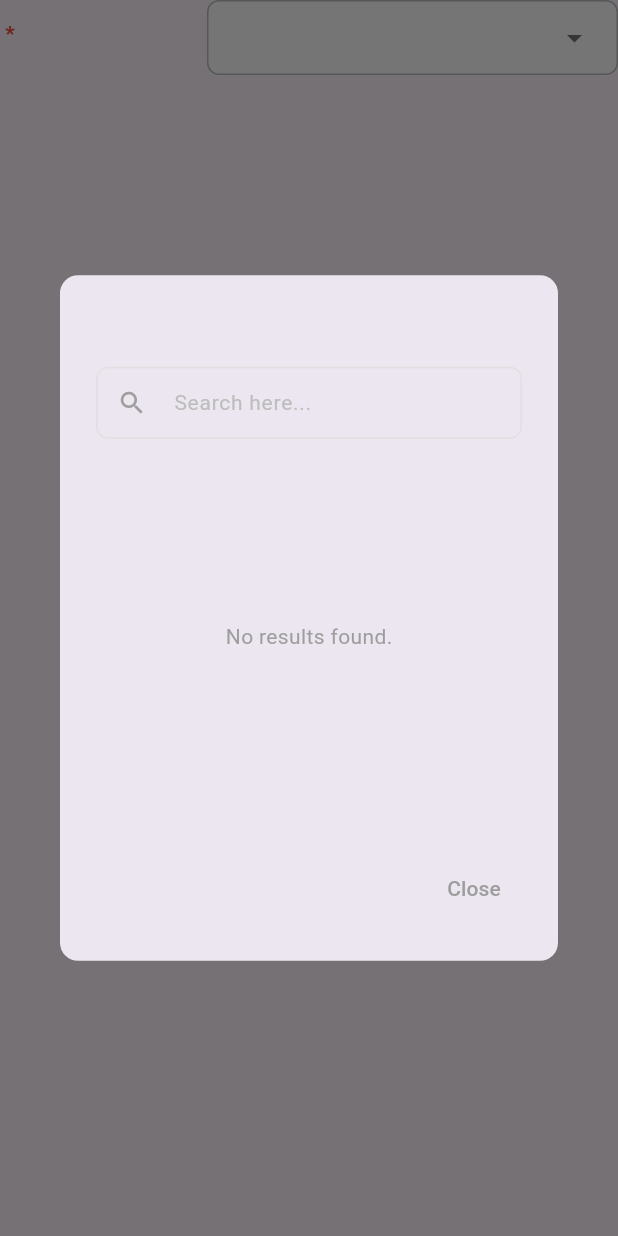
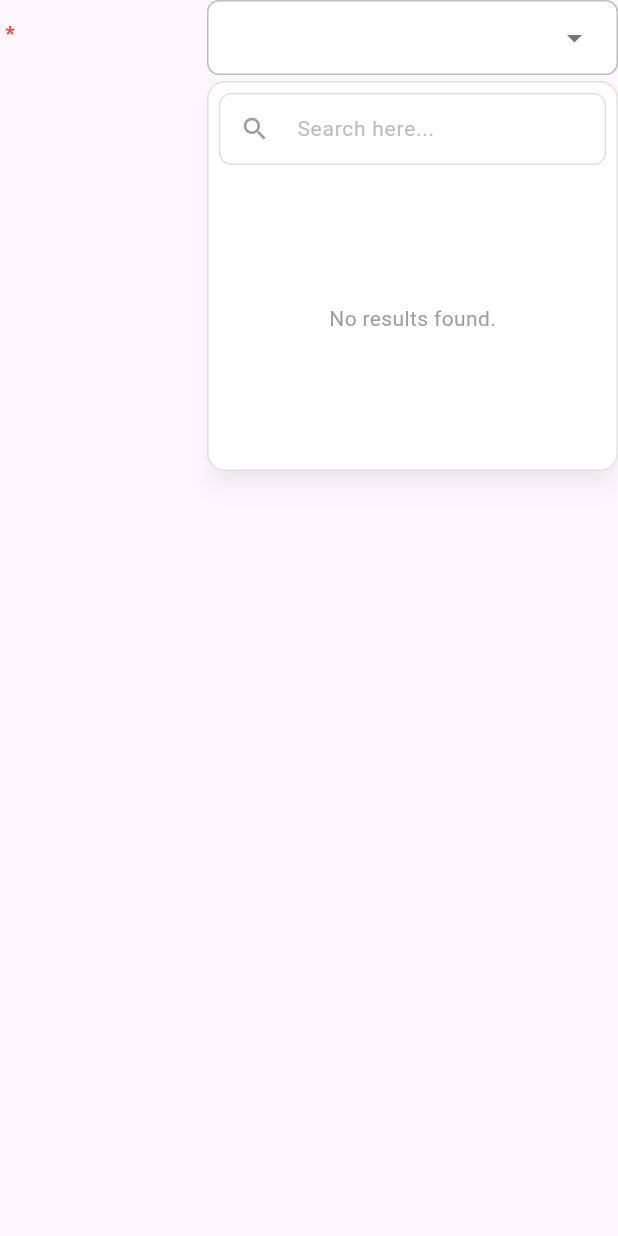
Before and after one commit to Kixx-10/MMAC_Frontend, a Flutter app: the CustomDropdownField widget shown alone on an empty page, opened directly with empty values, after a tap on the "arrow drop down" icon, on a phone screen of 412 x 824 dp. Run offline on Flutter 3.47's test engine with Material 3 defaults, Android fonts, the phone set to English and light mode, and no system bars; our stand-ins replace dio, flutter_riverpod, open_filex, pdf, qr_flutter, share_plus and 1 more; missing offline and left inert: pdfx, universal_html; accounts and stored records are empty; network calls fail.

Commit message:
PM requirements

```diff
--- a/lib/ui/views/pages/new_application/trip_form_layout.dart
+++ b/lib/ui/views/pages/new_application/trip_form_layout.dart
@@ -499,7 +499,7 @@ class _TripFormLayoutState extends ConsumerState<TripFormLayout>
                   value: widget.values['arrivalDate'],
                   firstDate: DateTime.now(),
                   readOnly: widget.isUpdateMode,
-                  lastDate: DateTime.now().add(const Duration(days: 3)),
+                  lastDate: DateTime.now().add(const Duration(days: 2)),
                   errorText:
                       _showDateErrors && widget.values['arrivalDate'] == null
                       ? 'Arrival Date is required'
--- a/lib/ui/views/widgets/custom_dropdown_field.dart
+++ b/lib/ui/views/widgets/custom_dropdown_field.dart
@@ -38,6 +38,10 @@ class _CustomDropdownFieldState extends State<CustomDropdownField> {
   final GlobalKey<FormFieldState<String>> _fieldKey =
       GlobalKey<FormFieldState<String>>();
 
+  // 🎯 THE LINK: Connects the dropdown box visually to the input box frame
+  final LayerLink _layerLink = LayerLink();
+  OverlayEntry? _overlayEntry;
+
   @override
   void didUpdateWidget(covariant CustomDropdownField oldWidget) {
     super.didUpdateWidget(oldWidget);
@@ -50,24 +54,74 @@ class _CustomDropdownFieldState extends State<CustomDropdownField> {
     }
   }
 
-  void _showSearchDialog(BuildContext context, FormFieldState<String> state) {
-    showDialog(
-      context: context,
-      builder: (context) {
-        return SearchPickerDialog(
-          title: widget.hint,
+  // 🎯 Toggles opening and closing the sticky dropdown overlay
+  void _toggleOverlay(FormFieldState<String> state, double width) {
+    if (_overlayEntry == null) {
+      _overlayEntry = _createOverlayEntry(state, width);
+      Overlay.of(context).insert(_overlayEntry!);
+    } else {
+      _closeOverlay();
+    }
+  }
+
+  void _closeOverlay() {
+    _overlayEntry?.remove();
+    _overlayEntry = null;
+  }
+
+  OverlayEntry _createOverlayEntry(FormFieldState<String> state, double width) {
+    return OverlayEntry(
+      builder: (context) => Stack(
+        children: [
+          // 🎯 Dismisses the dropdown panel instantly if user clicks outside of it
+          Positioned.fill(
+            child: GestureDetector(
+              behavior: HitTestBehavior.translucent,
+              onTap: _closeOverlay,
+            ),
+          ),
+          Positioned(
+            width: width, // Inherits the exact field width
+            child: CompositedTransformFollower(
+              link: _layerLink,
+              showWhenUnlinked: false,
+              targetAnchor: Alignment.bottomLeft,
+              followerAnchor: Alignment.topLeft,
+              offset: const Offset(
+                0,
+                4,
+              ), // 4px gap directly beneath the input field
+              child: Material(
+                elevation: 6,
+                shadowColor: Colors.black26,
+                shape: RoundedRectangleBorder(
+                  borderRadius: BorderRadius.circular(12),
+                  side: BorderSide(color: Colors.grey.shade300),
+                ),
+                color: Colors.white,
+                child: DropdownMenuPanel(
                   items: widget.items,
                   selectedValue: state.value,
                   showSearch: widget.showSearch,
                   dialogHeight: widget.dialogHeight,
-          dialogWidth: widget.dialogWidth,
                   onSelected: (newValue) {
                     state.didChange(newValue);
                     widget.onChanged(newValue);
+                    _closeOverlay(); // Auto-closes on selection
                   },
+                ),
+              ),
+            ),
+          ),
+        ],
+      ),
     );
-      },
-    );
+  }
+
+  @override
+  void dispose() {
+    _closeOverlay();
+    super.dispose();
   }
 
   @override
@@ -101,7 +155,6 @@ class _CustomDropdownFieldState extends State<CustomDropdownField> {
           ),
         ),
         SizedBox(width: widget.spacing),
-
         Expanded(
           child: FormField<String>(
             key: _fieldKey,
@@ -114,10 +167,16 @@ class _CustomDropdownFieldState extends State<CustomDropdownField> {
               return Column(
                 crossAxisAlignment: CrossAxisAlignment.start,
                 children: [
-                  InkWell(
+                  // 🎯 LayoutBuilder measures exact responsive width available
+                  LayoutBuilder(
+                    builder: (context, constraints) {
+                      return CompositedTransformTarget(
+                        link: _layerLink,
+                        child: InkWell(
                           onTap: widget.readonly
                               ? null
-                        : () => _showSearchDialog(context, state),
+                              : () =>
+                                    _toggleOverlay(state, constraints.maxWidth),
                           borderRadius: BorderRadius.circular(8),
                           child: Container(
                             padding: const EdgeInsets.symmetric(
@@ -125,13 +184,11 @@ class _CustomDropdownFieldState extends State<CustomDropdownField> {
                               vertical: 12,
                             ),
                             decoration: BoxDecoration(
-                        // 🎯 1. BACKGROUND: Turn light grey if readonly is true
                               color: widget.readonly
-                            ? Colors.grey.shade200
+                                  ? Colors.grey.shade100
                                   : Colors.white,
                               borderRadius: BorderRadius.circular(8),
                               border: Border.all(
-                          // 🎯 2. BORDER: Keep flat grey if readonly, otherwise follow normal/error logic
                                 color: widget.readonly
                                     ? Colors.grey.shade300
                                     : (hasError
@@ -150,7 +207,6 @@ class _CustomDropdownFieldState extends State<CustomDropdownField> {
                                     state.value ?? widget.hint,
                                     style: TextStyle(
                                       fontSize: 14,
-                                // 🎯 3. TEXT: Fade the text color if disabled
                                       color: widget.readonly
                                           ? Colors.grey.shade500
                                           : (state.value != null
@@ -163,7 +219,6 @@ class _CustomDropdownFieldState extends State<CustomDropdownField> {
                                 ),
                                 Icon(
                                   Icons.arrow_drop_down,
-                            // 🎯 4. ICON: Wash out the dropdown arrow when readonly
                                   color: widget.readonly
                                       ? Colors.grey.shade400
                                       : (hasError
@@ -174,6 +229,9 @@ class _CustomDropdownFieldState extends State<CustomDropdownField> {
                               ],
                             ),
                           ),
+                        ),
+                      );
+                    },
                   ),
                   if (hasError)
                     Padding(
@@ -193,31 +251,28 @@ class _CustomDropdownFieldState extends State<CustomDropdownField> {
   }
 }
 
-class SearchPickerDialog extends StatefulWidget {
-  final String title;
+// 🎯 Extracted & refactored menu panel optimized for Overlay viewing
+class DropdownMenuPanel extends StatefulWidget {
   final List<String> items;
   final String? selectedValue;
   final ValueChanged<String> onSelected;
   final bool showSearch;
   final double? dialogHeight;
-  final double? dialogWidth;
 
-  const SearchPickerDialog({
+  const DropdownMenuPanel({
     super.key,
-    required this.title,
     required this.items,
     required this.selectedValue,
     required this.onSelected,
     required this.showSearch,
     this.dialogHeight,
-    this.dialogWidth,
   });
 
   @override
-  State<SearchPickerDialog> createState() => _SearchPickerDialogState();
+  State<DropdownMenuPanel> createState() => _DropdownMenuPanelState();
 }
 
-class _SearchPickerDialogState extends State<SearchPickerDialog> {
+class _DropdownMenuPanelState extends State<DropdownMenuPanel> {
   late List<String> _filteredItems;
   final TextEditingController _searchController = TextEditingController();
 
@@ -243,23 +298,12 @@ class _SearchPickerDialogState extends State<SearchPickerDialog> {
 
   @override
   Widget build(BuildContext context) {
-    final double screenWidth = MediaQuery.of(context).size.width;
-
-    return AlertDialog(
-      shape: RoundedRectangleBorder(borderRadius: BorderRadius.circular(12)),
-      title: Text(
-        widget.title,
-        style: const TextStyle(
-          fontSize: 16,
-          fontWeight: FontWeight.bold,
-          color: Colors.black87,
-        ),
-      ),
-      content: SizedBox(
-        width:
-            widget.dialogWidth ?? (screenWidth > 600 ? 450 : screenWidth * 0.9),
-        height: widget.dialogHeight ?? (widget.showSearch ? 300 : 180),
+    return Container(
+      // Caps height safely beneath field without consuming whole viewport
+      height: widget.dialogHeight ?? (widget.showSearch ? 260 : 160),
+      padding: const EdgeInsets.all(8.0),
       child: Column(
+        mainAxisSize: MainAxisSize.min,
         children: [
           if (widget.showSearch) ...[
             TextField(
@@ -268,10 +312,7 @@ class _SearchPickerDialogState extends State<SearchPickerDialog> {
               style: const TextStyle(fontSize: 14),
               decoration: InputDecoration(
                 hintText: 'Search here...',
-                  hintStyle: TextStyle(
-                    color: Colors.grey.shade400,
-                    fontSize: 14,
-                  ),
+                hintStyle: TextStyle(color: Colors.grey.shade400, fontSize: 14),
                 prefixIcon: const Icon(
                   Icons.search,
                   size: 20,
@@ -297,16 +338,12 @@ class _SearchPickerDialogState extends State<SearchPickerDialog> {
                 ),
                 focusedBorder: OutlineInputBorder(
                   borderRadius: BorderRadius.circular(8),
-                    borderSide: const BorderSide(
-                      color: Colors.blue,
-                      width: 1.5,
+                  borderSide: const BorderSide(color: Colors.blue, width: 1.5),
                 ),
               ),
             ),
-              ),
-              const SizedBox(height: 12),
+            const SizedBox(height: 8),
           ],
-
           Expanded(
             child: _filteredItems.isEmpty
                 ? const Center(
@@ -316,11 +353,13 @@ class _SearchPickerDialogState extends State<SearchPickerDialog> {
                     ),
                   )
                 : ListView.builder(
+                    padding: EdgeInsets.zero,
                     itemCount: _filteredItems.length,
                     itemBuilder: (context, index) {
                       final item = _filteredItems[index];
                       final isSelected = item == widget.selectedValue;
                       return ListTile(
+                        dense: true,
                         title: Text(
                           item,
                           style: TextStyle(
@@ -338,26 +377,13 @@ class _SearchPickerDialogState extends State<SearchPickerDialog> {
                                 size: 20,
                               )
                             : null,
-                          onTap: () {
-                            widget.onSelected(item);
-                            Navigator.pop(context);
-                          },
+                        onTap: () => widget.onSelected(item),
                       );
                     },
                   ),
           ),
         ],
       ),
-      ),
-      actions: [
-        TextButton(
-          onPressed: () => Navigator.pop(context),
-          child: const Text(
-            'Close',
-            style: TextStyle(color: Colors.grey, fontSize: 14),
-          ),
-        ),
-      ],
     );
   }
 }
```
Also changed, not shown: lib/ui/views/pages/new_application/identification_form_layout.dart (+31 -12 lines), lib/ui/views/pages/new_application/new_application_page.dart (+5 -2 lines), lib/ui/views/widgets/custom_date_field.dart (+103 -45 lines), lib/ui/views/widgets/custom_text_field.dart (+13 -1 lines). Lines whose indentation alone changed are shown as unchanged.
